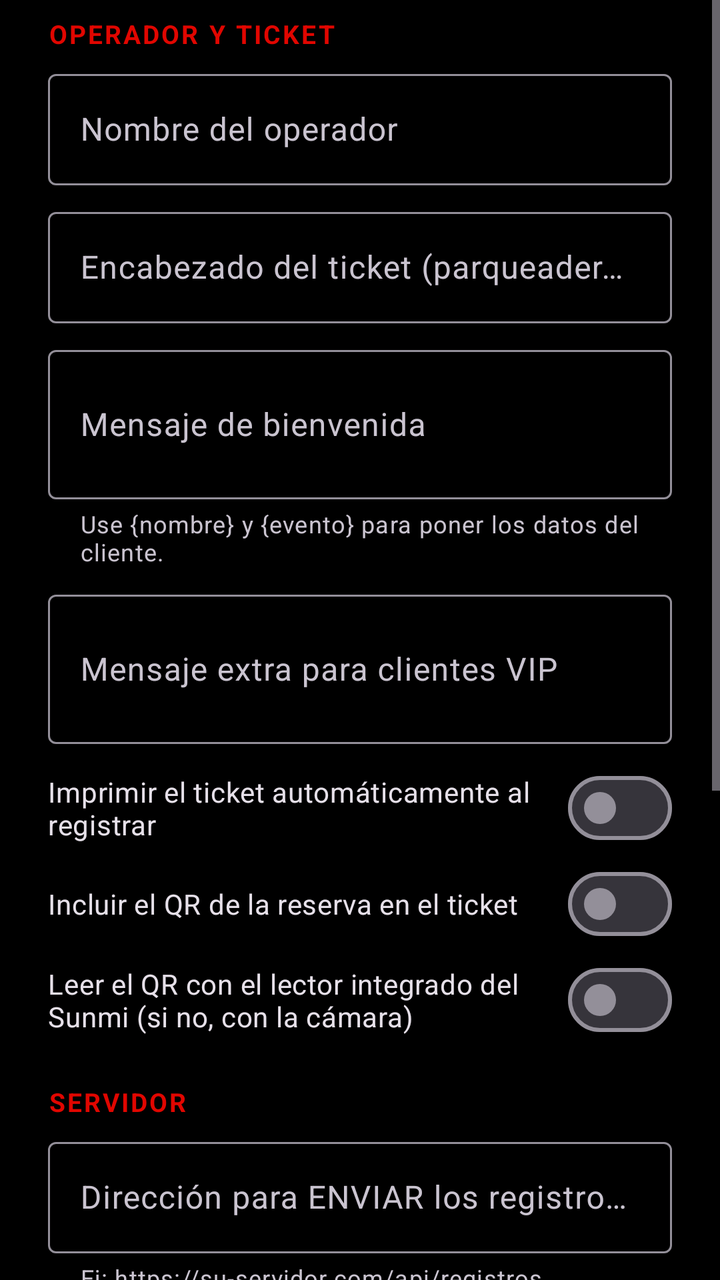
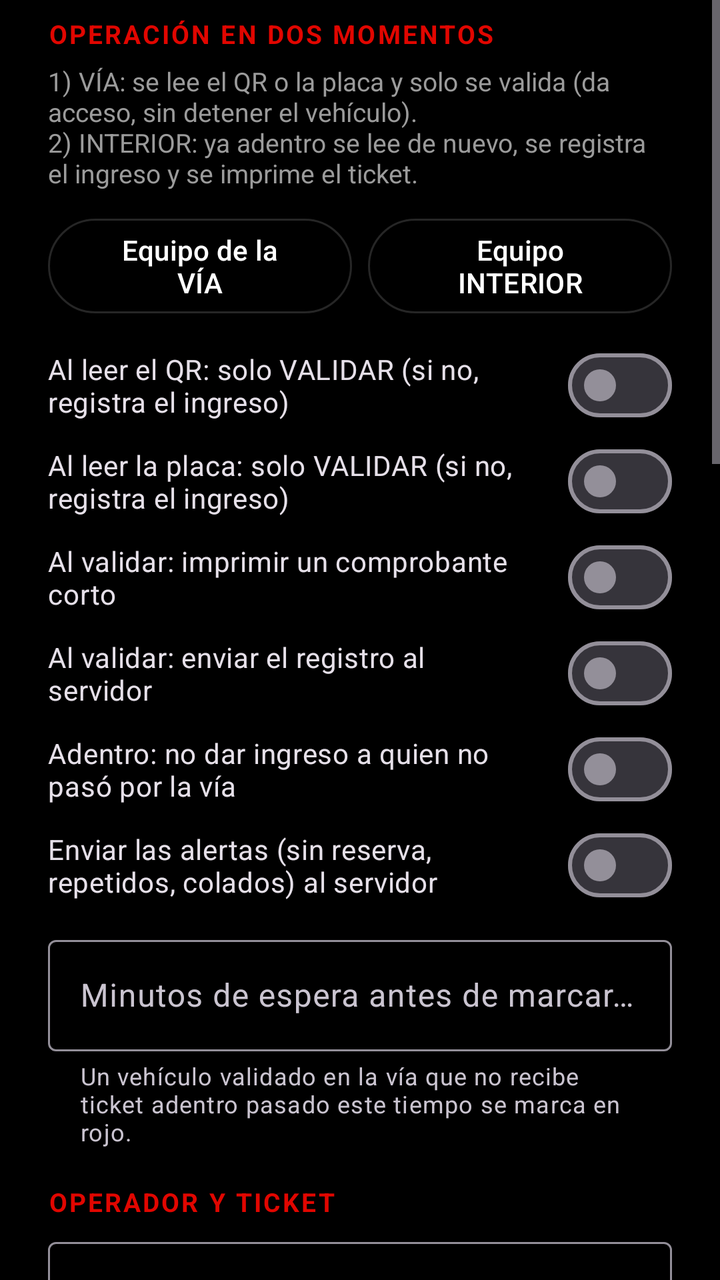

The first picture is an Android layout as it rendered before a commit; the second is the same layout after the commit. The layout source and the unified diff follow.
<!-- AndroidManifest.xml: application theme Theme.Reservas -->
<!-- res/layout/dialog_ajustes.xml -->
<?xml version="1.0" encoding="utf-8"?>
<ScrollView xmlns:android="http://schemas.android.com/apk/res/android"
    xmlns:app="http://schemas.android.com/apk/res-auto"
    android:layout_width="match_parent"
    android:layout_height="wrap_content">

    <LinearLayout
        android:layout_width="match_parent"
        android:layout_height="wrap_content"
        android:orientation="vertical"
        android:paddingStart="24dp"
        android:paddingTop="8dp"
        android:paddingEnd="24dp"
        android:paddingBottom="8dp">

        <TextView
            style="@style/TituloSeccion"
            android:text="OPERADOR Y TICKET" />

        <com.google.android.material.textfield.TextInputLayout
            android:layout_width="match_parent"
            android:layout_height="wrap_content"
            android:hint="Nombre del operador">

            <com.google.android.material.textfield.TextInputEditText
                android:id="@+id/ajOperador"
                android:layout_width="match_parent"
                android:layout_height="wrap_content"
                android:inputType="textPersonName|textCapWords" />
        </com.google.android.material.textfield.TextInputLayout>

        <com.google.android.material.textfield.TextInputLayout
            android:layout_width="match_parent"
            android:layout_height="wrap_content"
            android:layout_marginTop="8dp"
            android:hint="Encabezado del ticket (parqueadero / empresa)">

            <com.google.android.material.textfield.TextInputEditText
                android:id="@+id/ajNegocio"
                android:layout_width="match_parent"
                android:layout_height="wrap_content"
                android:inputType="textCapCharacters" />
        </com.google.android.material.textfield.TextInputLayout>

        <com.google.android.material.textfield.TextInputLayout
            android:layout_width="match_parent"
            android:layout_height="wrap_content"
            android:layout_marginTop="8dp"
            android:hint="Mensaje de bienvenida"
            app:helperText="Use {nombre} y {evento} para poner los datos del cliente.">

            <com.google.android.material.textfield.TextInputEditText
                android:id="@+id/ajBienvenida"
                android:layout_width="match_parent"
                android:layout_height="wrap_content"
                android:inputType="textMultiLine|textCapSentences"
                android:minLines="2" />
        </com.google.android.material.textfield.TextInputLayout>

        <com.google.android.material.textfield.TextInputLayout
            android:layout_width="match_parent"
            android:layout_height="wrap_content"
            android:layout_marginTop="8dp"
            android:hint="Mensaje extra para clientes VIP">

            <com.google.android.material.textfield.TextInputEditText
                android:id="@+id/ajVip"
                android:layout_width="match_parent"
                android:layout_height="wrap_content"
                android:inputType="textMultiLine|textCapSentences"
                android:minLines="2" />
        </com.google.android.material.textfield.TextInputLayout>

        <com.google.android.material.materialswitch.MaterialSwitch
            android:id="@+id/ajAuto"
            android:layout_width="match_parent"
            android:layout_height="wrap_content"
            android:layout_marginTop="8dp"
            android:text="Imprimir el ticket automáticamente al registrar" />

        <com.google.android.material.materialswitch.MaterialSwitch
            android:id="@+id/ajQr"
            android:layout_width="match_parent"
            android:layout_height="wrap_content"
            android:text="Incluir el QR de la reserva en el ticket" />

        <com.google.android.material.materialswitch.MaterialSwitch
            android:id="@+id/ajLector"
            android:layout_width="match_parent"
            android:layout_height="wrap_content"
            android:text="Leer el QR con el lector integrado del Sunmi (si no, con la cámara)" />

        <TextView
            style="@style/TituloSeccion"
            android:layout_marginTop="18dp"
            android:text="SERVIDOR" />

        <com.google.android.material.textfield.TextInputLayout
            android:layout_width="match_parent"
            android:layout_height="wrap_content"
            android:hint="Dirección para ENVIAR los registros (POST)"
            app:helperText="Ej: https://su-servidor.com/api/registros">

            <com.google.android.material.textfield.TextInputEditText
                android:id="@+id/ajUrlEnvio"
                android:layout_width="match_parent"
                android:layout_height="wrap_content"
                android:inputType="textUri" />
        </com.google.android.material.textfield.TextInputLayout>

        <com.google.android.material.textfield.TextInputLayout
            android:layout_width="match_parent"
            android:layout_height="wrap_content"
            android:layout_marginTop="8dp"
            android:hint="Dirección para TRAER reservas nuevas (GET)"
            app:helperText="Ej: https://su-servidor.com/api/reservas">

            <com.google.android.material.textfield.TextInputEditText
                android:id="@+id/ajUrlReservas"
                android:layout_width="match_parent"
                android:layout_height="wrap_content"
                android:inputType="textUri" />
        </com.google.android.material.textfield.TextInputLayout>

        <com.google.android.material.textfield.TextInputLayout
            android:layout_width="match_parent"
            android:layout_height="wrap_content"
            android:layout_marginTop="8dp"
            android:hint="Clave del servidor (token)"
            app:endIconMode="password_toggle">

            <com.google.android.material.textfield.TextInputEditText
                android:id="@+id/ajToken"
                android:layout_width="match_parent"
                android:layout_height="wrap_content"
                android:inputType="textPassword" />
        </com.google.android.material.textfield.TextInputLayout>

        <com.google.android.material.textfield.TextInputLayout
            android:layout_width="match_parent"
            android:layout_height="wrap_content"
            android:layout_marginTop="8dp"
            android:hint="Enviar cada cuántos registros (1 a 10)"
            app:helperText="Nunca quedan más de 10 registros esperando: al llegar a 10 se envían de una vez.">

            <com.google.android.material.textfield.TextInputEditText
                android:id="@+id/ajLote"
                android:layout_width="match_parent"
                android:layout_height="wrap_content"
                android:inputType="number"
                android:maxLength="2" />
        </com.google.android.material.textfield.TextInputLayout>

        <com.google.android.material.materialswitch.MaterialSwitch
            android:id="@+id/ajAutoReservas"
            android:layout_width="match_parent"
            android:layout_height="wrap_content"
            android:layout_marginTop="8dp"
            android:text="Traer reservas nuevas automáticamente (cada 15 min con internet)" />

        <com.google.android.material.button.MaterialButton
            android:id="@+id/ajPrueba"
            style="@style/Widget.Material3.Button.OutlinedButton"
            android:layout_width="match_parent"
            android:layout_height="wrap_content"
            android:layout_marginTop="12dp"
            android:text="Imprimir ticket de prueba"
            android:textColor="@color/blanco"
            app:strokeColor="@color/tarjeta_borde" />
    </LinearLayout>
</ScrollView>
<!-- resources referenced by this layout -->
<resources>
  <color name="blanco">#FFFFFF</color>
  <color name="tarjeta_borde">#262626</color>
  <style name="TituloSeccion">
          <item name="android:layout_width">match_parent</item>
          <item name="android:layout_height">wrap_content</item>
          <item name="android:layout_marginBottom">6dp</item>
          <item name="android:letterSpacing">0.08</item>
          <item name="android:textColor">@color/rojo</item>
          <item name="android:textSize">13sp</item>
          <item name="android:textStyle">bold</item>
      </style>
  <style name="Theme.Reservas" parent="Theme.Material3.Dark.NoActionBar">
          <item name="colorPrimary">@color/blanco</item>
          <item name="colorOnPrimary">@color/negro</item>
          <item name="colorSecondary">@color/rojo</item>
          <item name="colorOnSecondary">@color/blanco</item>
          <item name="colorError">@color/rojo</item>
          <item name="colorSurface">@color/tarjeta</item>
          <item name="colorOnSurface">@color/blanco</item>
          <item name="android:windowBackground">@color/fondo</item>
          <item name="android:statusBarColor">@color/fondo</item>
          <item name="android:navigationBarColor">@color/fondo</item>
      </style>
  <color name="rojo">#E10600</color>
  <color name="negro">#000000</color>
  <color name="tarjeta">#0E0E0E</color>
  <color name="fondo">#000000</color>
</resources>

<!-- the commit's change to res/layout/dialog_ajustes.xml (unified diff, before → after) -->
@@ -15,6 +15,99 @@
 
         <TextView
             style="@style/TituloSeccion"
+            android:text="OPERACIÓN EN DOS MOMENTOS" />
+
+        <TextView
+            android:layout_width="match_parent"
+            android:layout_height="wrap_content"
+            android:layout_marginBottom="6dp"
+            android:text="1) VÍA: se lee el QR o la placa y solo se valida (da acceso, sin detener el vehículo).\n2) INTERIOR: ya adentro se lee de nuevo, se registra el ingreso y se imprime el ticket."
+            android:textColor="@color/texto_suave"
+            android:textSize="13sp" />
+
+        <LinearLayout
+            android:layout_width="match_parent"
+            android:layout_height="wrap_content"
+            android:layout_marginTop="4dp"
+            android:orientation="horizontal">
+
+            <com.google.android.material.button.MaterialButton
+                android:id="@+id/ajPerfilVia"
+                style="@style/Widget.Material3.Button.OutlinedButton"
+                android:layout_width="0dp"
+                android:layout_height="wrap_content"
+                android:layout_weight="1"
+                android:text="Equipo de la VÍA"
+                android:textColor="@color/blanco"
+                app:strokeColor="@color/tarjeta_borde" />
+
+            <com.google.android.material.button.MaterialButton
+                android:id="@+id/ajPerfilInterior"
+                style="@style/Widget.Material3.Button.OutlinedButton"
+                android:layout_width="0dp"
+                android:layout_height="wrap_content"
+                android:layout_marginStart="8dp"
+                android:layout_weight="1"
+                android:text="Equipo INTERIOR"
+                android:textColor="@color/blanco"
+                app:strokeColor="@color/tarjeta_borde" />
+        </LinearLayout>
+
+        <com.google.android.material.materialswitch.MaterialSwitch
+            android:id="@+id/ajSoloValidarQr"
+            android:layout_width="match_parent"
+            android:layout_height="wrap_content"
+            android:layout_marginTop="8dp"
+            android:text="Al leer el QR: solo VALIDAR (si no, registra el ingreso)" />
+
+        <com.google.android.material.materialswitch.MaterialSwitch
+            android:id="@+id/ajSoloValidarPlaca"
+            android:layout_width="match_parent"
+            android:layout_height="wrap_content"
+            android:text="Al leer la placa: solo VALIDAR (si no, registra el ingreso)" />
+
+        <com.google.android.material.materialswitch.MaterialSwitch
+            android:id="@+id/ajImprimirValidar"
+            android:layout_width="match_parent"
+            android:layout_height="wrap_content"
+            android:text="Al validar: imprimir un comprobante corto" />
+
+        <com.google.android.material.materialswitch.MaterialSwitch
+            android:id="@+id/ajEnviarValidar"
+            android:layout_width="match_parent"
+            android:layout_height="wrap_content"
+            android:text="Al validar: enviar el registro al servidor" />
+
+        <com.google.android.material.materialswitch.MaterialSwitch
+            android:id="@+id/ajExigirValidacion"
+            android:layout_width="match_parent"
+            android:layout_height="wrap_content"
+            android:text="Adentro: no dar ingreso a quien no pasó por la vía" />
+
+        <com.google.android.material.materialswitch.MaterialSwitch
+            android:id="@+id/ajEnviarAlertas"
+            android:layout_width="match_parent"
+            android:layout_height="wrap_content"
+            android:text="Enviar las alertas (sin reserva, repetidos, colados) al servidor" />
+
+        <com.google.android.material.textfield.TextInputLayout
+            android:layout_width="match_parent"
+            android:layout_height="wrap_content"
+            android:layout_marginTop="8dp"
+            android:hint="Minutos de espera antes de marcar en rojo"
+            app:helperText="Un vehículo validado en la vía que no recibe ticket adentro pasado este tiempo se marca en rojo.">
+
+            <com.google.android.material.textfield.TextInputEditText
+                android:id="@+id/ajMinutosEspera"
+                android:layout_width="match_parent"
+                android:layout_height="wrap_content"
+                android:inputType="number"
+                android:maxLength="3" />
+        </com.google.android.material.textfield.TextInputLayout>
+
+        <TextView
+            style="@style/TituloSeccion"
+            android:layout_marginTop="18dp"
             android:text="OPERADOR Y TICKET" />
 
         <com.google.android.material.textfield.TextInputLayout
@@ -136,27 +229,45 @@
                 android:inputType="textPassword" />
         </com.google.android.material.textfield.TextInputLayout>
 
-        <com.google.android.material.textfield.TextInputLayout
-            android:layout_width="match_parent"
-            android:layout_height="wrap_content"
-            android:layout_marginTop="8dp"
-            android:hint="Enviar cada cuántos registros (1 a 10)"
-            app:helperText="Nunca quedan más de 10 registros esperando: al llegar a 10 se envían de una vez.">
-
-            <com.google.android.material.textfield.TextInputEditText
-                android:id="@+id/ajLote"
-                android:layout_width="match_parent"
-                android:layout_height="wrap_content"
-                android:inputType="number"
-                android:maxLength="2" />
-        </com.google.android.material.textfield.TextInputLayout>
+        <TextView
+            android:layout_width="match_parent"
+            android:layout_height="wrap_content"
+            android:layout_marginTop="12dp"
+            android:text="Enviar cuando se junten (registros)"
+            android:textColor="@color/texto_suave"
+            android:textSize="13sp" />
+
+        <Spinner
+            android:id="@+id/ajLote"
+            android:layout_width="match_parent"
+            android:layout_height="48dp" />
+
+        <TextView
+            android:layout_width="match_parent"
+            android:layout_height="wrap_content"
+            android:layout_marginTop="8dp"
+            android:text="Enviar lo pendiente y traer reservas cada (minutos)"
+            android:textColor="@color/texto_suave"
+            android:textSize="13sp" />
+
+        <Spinner
+            android:id="@+id/ajIntervalo"
+            android:layout_width="match_parent"
+            android:layout_height="48dp" />
+
+        <TextView
+            android:layout_width="match_parent"
+            android:layout_height="wrap_content"
+            android:text="Solo se usa internet cuando hay algo que enviar. Si un envío falla, el registro se conserva con el mismo id y se reintenta en el siguiente ciclo o al volver la conexión."
+            android:textColor="@color/texto_suave"
+            android:textSize="12sp" />
 
         <com.google.android.material.materialswitch.MaterialSwitch
             android:id="@+id/ajAutoReservas"
             android:layout_width="match_parent"
             android:layout_height="wrap_content"
             android:layout_marginTop="8dp"
-            android:text="Traer reservas nuevas automáticamente (cada 15 min con internet)" />
+            android:text="Traer reservas nuevas (y el estado de validadas / ingresadas) automáticamente" />
 
         <com.google.android.material.button.MaterialButton
             android:id="@+id/ajPrueba"
@@ -167,5 +278,15 @@
             android:text="Imprimir ticket de prueba"
             android:textColor="@color/blanco"
             app:strokeColor="@color/tarjeta_borde" />
+
+        <com.google.android.material.button.MaterialButton
+            android:id="@+id/ajCambiarPin"
+            style="@style/Widget.Material3.Button.OutlinedButton"
+            android:layout_width="match_parent"
+            android:layout_height="wrap_content"
+            android:layout_marginTop="4dp"
+            android:text="Cambiar el PIN de configuración"
+            android:textColor="@color/blanco"
+            app:strokeColor="@color/tarjeta_borde" />
     </LinearLayout>
 </ScrollView>
<!-- resource entries referenced after the edit -->
@@ -2,6 +2,7 @@
 <resources>
   <color name="blanco">#FFFFFF</color>
   <color name="tarjeta_borde">#262626</color>
+  <color name="texto_suave">#9B9B9B</color>
   <style name="TituloSeccion">
           <item name="android:layout_width">match_parent</item>
           <item name="android:layout_height">wrap_content</item>
